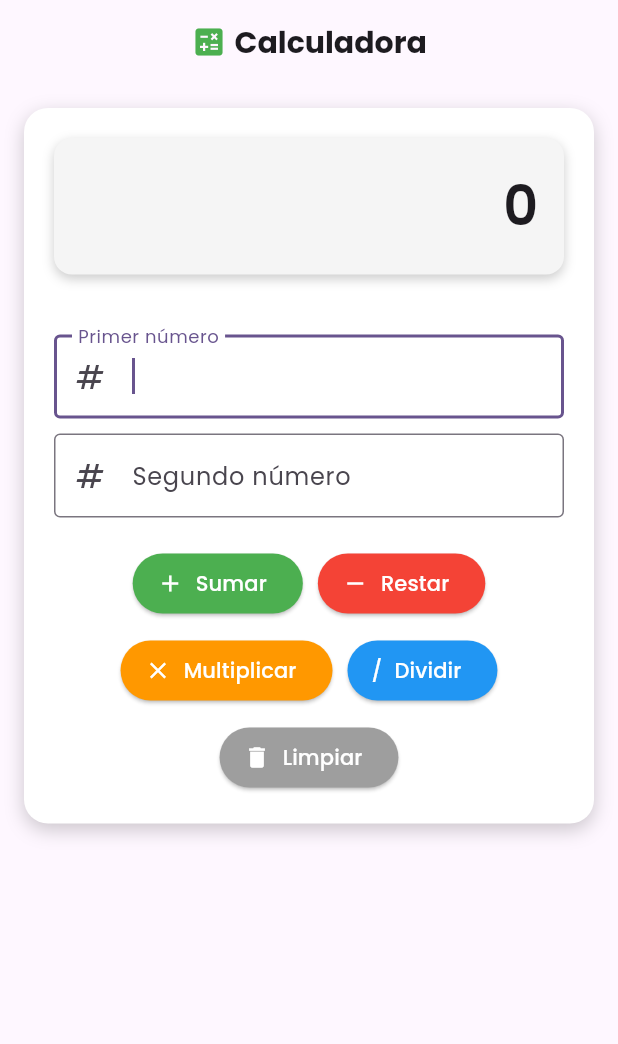
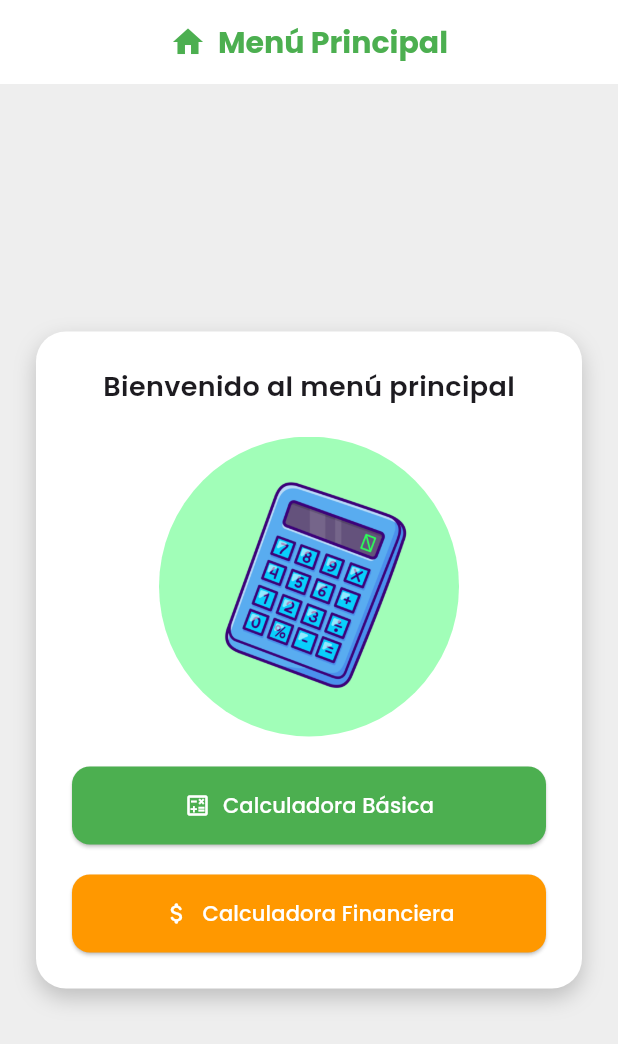
Before and after one commit to xEdwardP/app_calculator_flutter, a Flutter app: the screen it shows after launch, on a phone screen of 412 x 824 dp. Shown: the top 1044 px of the screen. Run offline on Flutter 3.47's test engine with Material 3 defaults, Android fonts, the phone set to English and light mode, and no system bars; our stand-ins replace google_fonts.

Commit message:
Version 2.0

```diff
--- a/lib/pages/home.dart
+++ b/lib/pages/home.dart
@@ -1,5 +1,6 @@
+import 'package:app_calculator_flutter/pages/calculator.dart';
+import 'package:app_calculator_flutter/pages/financial.dart';
 import 'package:flutter/material.dart';
-import 'package:flutter/services.dart';
 
 class HomePage extends StatefulWidget {
   const HomePage({super.key});
@@ -9,227 +10,110 @@
 }
 
 class _HomePageState extends State<HomePage> {
-  final TextEditingController _firstInputController = TextEditingController();
-  final TextEditingController _secondInputController = TextEditingController();
-  String _result = '';
-
-  void _calculate(String operation) {
-    final num1 = double.tryParse(_firstInputController.text);
-    final num2 = double.tryParse(_secondInputController.text);
-
-    if (num1 == null || num2 == null) {
-      setState(() => _msgError('Ingrese números válidos!'));
-      return;
-    }
-
-    double res;
-    switch (operation) {
-      case '+':
-        res = num1 + num2;
-        break;
-      case '-':
-        res = num1 - num2;
-        break;
-      case '*':
-        res = num1 * num2;
-        break;
-      case '/':
-        if (num2 == 0) {
-          setState(() => _msgError('No se puede dividir por cero'));
-          return;
-        }
-        res = num1 / num2;
-        break;
-      default:
-        res = 0;
-    }
-
-    setState(() => _result = '$res');
-  }
-
-  void _clean() {
-    setState(() {
-      _firstInputController.clear();
-      _secondInputController.clear();
-      _result = '';
-    });
-  }
-
-  void _msgError(String msg) {
-    showDialog(
-      context: context,
-      builder: (context) => AlertDialog(
-        shape: RoundedRectangleBorder(borderRadius: BorderRadius.circular(12)),
-        title: Row(
-          children: const [
-            Icon(Icons.warning_amber_rounded, color: Colors.red),
-            SizedBox(width: 8),
-            Text(
-              "Error",
-              style: TextStyle(fontWeight: FontWeight.bold, fontSize: 20),
-            ),
-          ],
-        ),
-        content: Text(msg),
-        actions: [
-          TextButton(
-            onPressed: () => Navigator.of(context).pop(),
-            child: const Text("Cerrar"),
-          ),
-        ],
-      ),
-    );
-  }
-
   @override
   Widget build(BuildContext context) {
     return Scaffold(
+      backgroundColor: Colors.grey[200],
       appBar: AppBar(
+        backgroundColor: Colors.white,
+        foregroundColor: Colors.green,
+        centerTitle: true,
         title: Row(
           mainAxisAlignment: MainAxisAlignment.center,
-          children: [
-            const Icon(Icons.calculate, color: Colors.green),
-            SizedBox(width: 5),
-            const Text(
-              "Calculadora",
+          children: const [
+            Icon(Icons.home, color: Colors.green),
+            SizedBox(width: 8),
+            Text(
+              "Menú Principal",
               style: TextStyle(fontWeight: FontWeight.bold, fontSize: 20),
             ),
           ],
         ),
       ),
-      body: Container(
-        padding: const EdgeInsets.all(20),
-        margin: const EdgeInsets.all(16),
+      body: Center(
+        child: Container(
+          padding: const EdgeInsets.all(24),
+          margin: const EdgeInsets.symmetric(horizontal: 24, vertical: 32),
           decoration: BoxDecoration(
             color: Colors.white,
-          borderRadius: BorderRadius.circular(16),
+            borderRadius: BorderRadius.circular(20),
             boxShadow: [
               BoxShadow(
                 color: Color.fromRGBO(0, 0, 0, 0.2),
-              blurRadius: 10,
-              offset: const Offset(0, 4),
+                blurRadius: 12,
+                offset: const Offset(0, 6),
               ),
             ],
           ),
           child: Column(
             mainAxisSize: MainAxisSize.min,
             children: [
-            Container(
-              width: double.infinity,
-              padding: const EdgeInsets.symmetric(vertical: 20, horizontal: 16),
-              margin: const EdgeInsets.only(bottom: 20),
-              decoration: BoxDecoration(
-                color: Colors.grey[100],
-                borderRadius: BorderRadius.circular(12),
-                boxShadow: [
-                  BoxShadow(
-                    color: Color.fromRGBO(0, 0, 0, 0.2),
-                    blurRadius: 6,
-                    offset: const Offset(0, 3),
+              const Text(
+                "Bienvenido al menú principal",
+                style: TextStyle(fontSize: 18, fontWeight: FontWeight.w600),
               ),
-                ],
-              ),
-              child: Text(
-                _result.isNotEmpty ? _result : '0',
-                textAlign: TextAlign.right,
-                style: const TextStyle(
-                  fontSize: 36,
-                  fontWeight: FontWeight.w600,
-                  letterSpacing: 1.2,
-                ),
-              ),
-            ),
-
               const SizedBox(height: 20),
-            TextField(
-              controller: _firstInputController,
-              keyboardType: TextInputType.numberWithOptions(decimal: true),
-              inputFormatters: [
-                FilteringTextInputFormatter.allow(RegExp(r'^\d*\.?\d*')),
-              ],
-              autofocus: true,
-              decoration: const InputDecoration(
-                labelText: "Primer número",
-                border: OutlineInputBorder(),
-                prefixIcon: Icon(Icons.numbers),
-              ),
-            ),
-            const SizedBox(height: 10),
-            TextField(
-              controller: _secondInputController,
-              keyboardType: TextInputType.numberWithOptions(decimal: true),
-              inputFormatters: [
-                FilteringTextInputFormatter.allow(RegExp(r'^\d*\.?\d*')),
-              ],
-              decoration: const InputDecoration(
-                labelText: "Segundo número",
-                border: OutlineInputBorder(),
-                prefixIcon: Icon(Icons.numbers),
+              ClipRRect(
+                borderRadius: BorderRadius.circular(200),
+                child: Image.asset(
+                  'assets/calculator.jpg',
+                  width: 200.0,
+                  height: 200.0,
+                  fit: BoxFit.cover,
                 ),
               ),
               const SizedBox(height: 20),
-            Wrap(
-              spacing: 10,
-              runSpacing: 10,
-              alignment: WrapAlignment.center,
-              children: [
-                ElevatedButton.icon(
+              SizedBox(
+                width: double.infinity,
+                child: ElevatedButton.icon(
                   style: ElevatedButton.styleFrom(
                     backgroundColor: Colors.green,
                     foregroundColor: Colors.white,
+                    padding: const EdgeInsets.symmetric(vertical: 16),
+                    shape: RoundedRectangleBorder(
+                      borderRadius: BorderRadius.circular(12),
                     ),
-                  icon: const Icon(Icons.add),
-                  label: const Text('Sumar'),
-                  onPressed: () => _calculate('+'),
                   ),
-                ElevatedButton.icon(
-                  style: ElevatedButton.styleFrom(
-                    backgroundColor: Colors.red,
-                    foregroundColor: Colors.white,
+                  icon: const Icon(Icons.calculate_outlined),
+                  label: const Text('Calculadora Básica'),
+                  onPressed: () {
+                    Navigator.push(
+                      context,
+                      MaterialPageRoute(
+                        builder: (context) => const CalculatorPage(),
                       ),
-                  icon: const Icon(Icons.remove),
-                  label: const Text('Restar'),
-                  onPressed: () => _calculate('-'),
+                    );
+                  },
                 ),
-                ElevatedButton.icon(
+              ),
+              const SizedBox(height: 20),
+              SizedBox(
+                width: double.infinity,
+                child: ElevatedButton.icon(
                   style: ElevatedButton.styleFrom(
                     backgroundColor: Colors.orange,
                     foregroundColor: Colors.white,
+                    padding: const EdgeInsets.symmetric(vertical: 16),
+                    shape: RoundedRectangleBorder(
+                      borderRadius: BorderRadius.circular(12),
                     ),
-                  icon: const Icon(Icons.clear),
-                  label: const Text('Multiplicar'),
-                  onPressed: () => _calculate('*'),
                   ),
-                ElevatedButton.icon(
-                  style: ElevatedButton.styleFrom(
-                    backgroundColor: Colors.blue,
-                    foregroundColor: Colors.white,
+                  icon: const Icon(Icons.attach_money_rounded),
+                  label: const Text('Calculadora Financiera'),
+                  onPressed: () {
+                    Navigator.push(
+                      context,
+                      MaterialPageRoute(
+                        builder: (context) => const FinancialPage(),
                       ),
-                  icon: Text('/', style: TextStyle(color: Colors.white)),
-                  label: const Text('Dividir'),
-                  onPressed: () => _calculate('/'),
+                    );
+                  },
                 ),
-                ElevatedButton.icon(
-                  style: ElevatedButton.styleFrom(
-                    backgroundColor: Colors.grey,
-                    foregroundColor: Colors.white,
-                  ),
-                  icon: const Icon(Icons.delete),
-                  label: const Text('Limpiar'),
-                  onPressed: () => _clean(),
-                ),
-              ],
               ),
             ],
           ),
         ),
+      ),
     );
   }
-
-  @override
-  void dispose() {
-    _firstInputController.dispose();
-    _secondInputController.dispose();
-    super.dispose();
 }
-}
--- a/pubspec.yaml
+++ b/pubspec.yaml
@@ -59,7 +59,8 @@
   uses-material-design: true
 
   # To add assets to your application, add an assets section, like this:
-  # assets:
+  assets:
+    - assets/
   #   - images/a_dot_burr.jpeg
   #   - images/a_dot_ham.jpeg
 
```
Also changed, not shown: lib/pages/calculator.dart (added, +238 -0 lines), lib/pages/financial.dart (added, +234 -0 lines), assets/calculator.jpg (added). Lines whose indentation alone changed are shown as unchanged.
